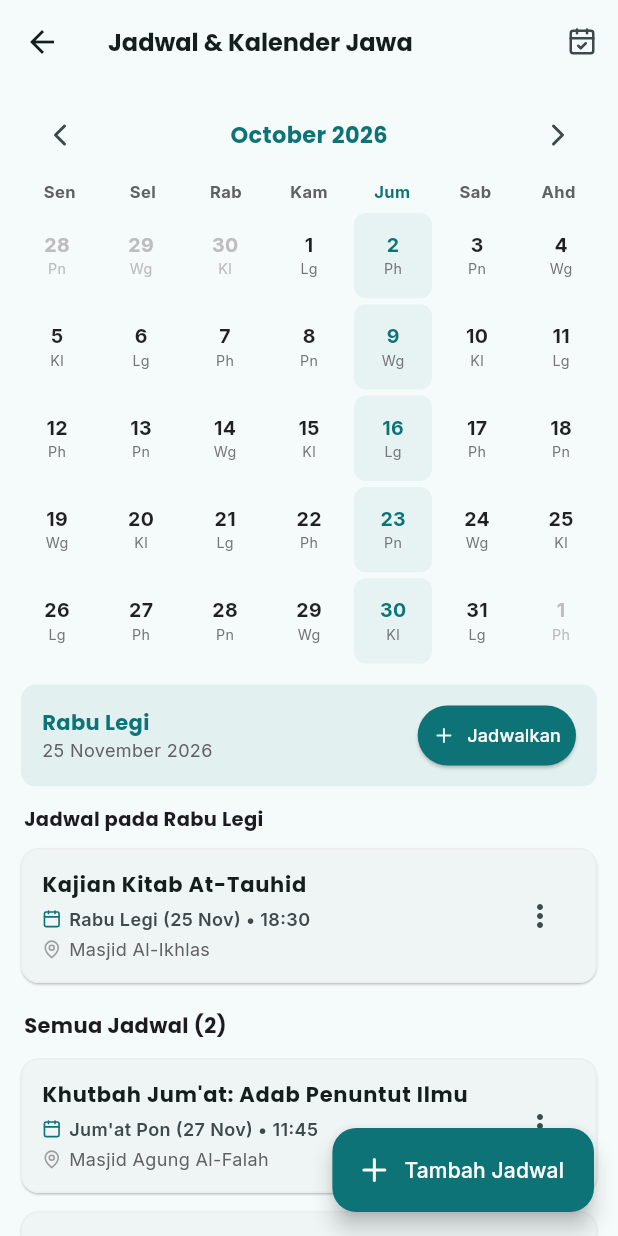
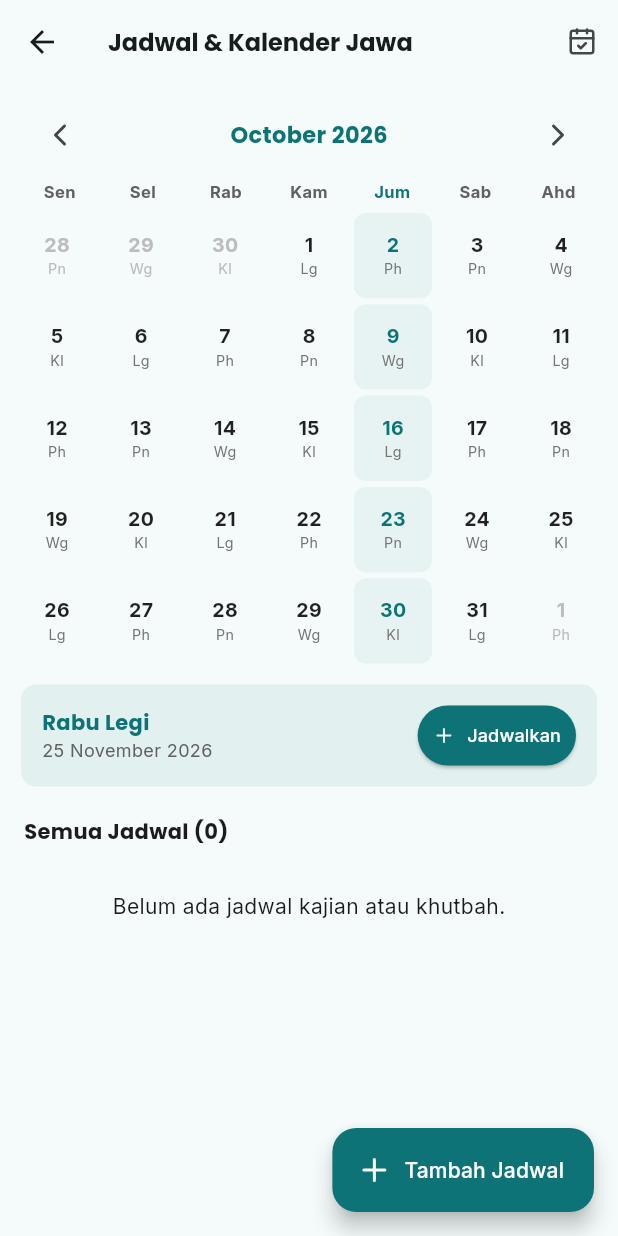
Before and after one commit to ihsanuha/bekal-dakwah-app, a Flutter app: the DakwahScheduleScreen screen opened directly, after a tap on an icon or button, on a phone screen of 412 x 824 dp. Run offline on Flutter 3.47's test engine with Material 3 defaults, Android fonts, the phone set to English and light mode, and no system bars; our stand-ins replace file_picker, flutter_local_notifications, geolocator, google_fonts, lucide_icons, open_filex and 3 more; missing offline and left inert: pdfx; accounts and stored records are empty; network calls fail; statements that could not run were skipped.

Commit message:
fix: clear stuck schedules & add Clear All, fix hdith scroll, add Takw.in & improve Faidah.app WebView

```diff
--- a/lib/screens/dakwah_schedule_screen.dart
+++ b/lib/screens/dakwah_schedule_screen.dart
@@ -97,6 +97,19 @@ class _DakwahScheduleScreenState extends State<DakwahScheduleScreen> {
 
   Future<void> _loadSchedules() async {
     final prefs = await SharedPreferences.getInstance();
+    final cleanedOnce = prefs.getBool('schedules_cleared_v1') ?? false;
+    if (!cleanedOnce) {
+      await prefs.setString('saved_dakwah_schedules', jsonEncode([]));
+      await prefs.setBool('schedules_cleared_v1', true);
+      if (mounted) {
+        setState(() {
+          _schedules = [];
+          _isLoading = false;
+        });
+      }
+      return;
+    }
+
     final raw = prefs.getString('saved_dakwah_schedules');
     if (raw != null) {
       final List decoded = jsonDecode(raw);
@@ -105,42 +118,10 @@ class _DakwahScheduleScreenState extends State<DakwahScheduleScreen> {
         _isLoading = false;
       });
     } else {
-      // Seed awal dengan tanggal Jum'at terdekat
-      final now = DateTime.now();
-      int daysToFriday = (DateTime.friday - now.weekday + 7) % 7;
-      if (daysToFriday == 0) daysToFriday = 7;
-      final nextFriday = DateTime(now.year, now.month, now.day + daysToFriday);
-
-      _schedules = [
-        {
-          'id': '1001',
-          'title': 'Khutbah Jum\'at: Adab Penuntut Ilmu',
-          'location': 'Masjid Agung Al-Falah',
-          'date': _dateKey(nextFriday),
-          'clock': '11:45',
-          'time': '${getDayAndPasaran(nextFriday)}, 11:45 WIB',
-          'status': 'Khutbah Jum\'at',
-          'notifyEnabled': false,
-          'notifyDaysBefore': 1,
-          'notifyHour': 7,
-          'notifyMinute': 0,
-        },
-        {
-          'id': '1002',
-          'title': 'Kajian Kitab At-Tauhid',
-          'location': 'Masjid Al-Ikhlas',
-          'date': _dateKey(DateTime(now.year, now.month, now.day)),
-          'clock': '18:30',
-          'time': 'Ahad, Ba\'da Maghrib',
-          'status': 'Rutin Mingguan',
-          'notifyEnabled': false,
-          'notifyDaysBefore': 1,
-          'notifyHour': 7,
-          'notifyMinute': 0,
-        },
-      ];
-      _saveSchedules();
-      setState(() => _isLoading = false);
+      setState(() {
+        _schedules = [];
+        _isLoading = false;
+      });
     }
   }
 
@@ -380,9 +361,38 @@ class _DakwahScheduleScreenState extends State<DakwahScheduleScreen> {
   }
 
   Future<void> _deleteSchedule(int index) async {
+    if (index < 0 || index >= _schedules.length) return;
     final item = _schedules[index];
-    await NotificationService.cancelReminder(_notifIdFor(item['id'].toString()));
     setState(() => _schedules.removeAt(index));
+    await _saveSchedules();
+    try {
+      await NotificationService.cancelReminder(_notifIdFor(item['id'].toString()));
+    } catch (_) {}
+  }
+
+  Future<void> _clearAllSchedules() async {
+    final ok = await showDialog<bool>(
+      context: context,
+      builder: (ctx) => AlertDialog(
+        title: const Text('Bersihkan Semua Jadwal?'),
+        content: const Text('Semua jadwal kajian dan khutbah akan dihapus.'),
+        actions: [
+          TextButton(onPressed: () => Navigator.pop(ctx, false), child: const Text('Batal')),
+          ElevatedButton(
+            style: ElevatedButton.styleFrom(backgroundColor: Colors.red, foregroundColor: Colors.white),
+            onPressed: () => Navigator.pop(ctx, true),
+            child: const Text('Hapus Semua'),
+          ),
+        ],
+      ),
+    );
+    if (ok != true) return;
+    for (final item in _schedules) {
+      try {
+        await NotificationService.cancelReminder(_notifIdFor(item['id'].toString()));
+      } catch (_) {}
+    }
+    setState(() => _schedules.clear());
     await _saveSchedules();
   }
 
@@ -413,6 +423,12 @@ class _DakwahScheduleScreenState extends State<DakwahScheduleScreen> {
       appBar: AppBar(
         title: Text('Jadwal & Kalender Jawa', style: GoogleFonts.poppins(fontSize: 16, fontWeight: FontWeight.bold)),
         actions: [
+          if (_schedules.isNotEmpty)
+            IconButton(
+              icon: const Icon(LucideIcons.trash2, size: 19, color: Colors.red),
+              tooltip: 'Bersihkan Semua Jadwal',
+              onPressed: _clearAllSchedules,
+            ),
           IconButton(
             icon: const Icon(LucideIcons.calendarCheck, size: 20),
             tooltip: 'Hari Ini',
--- a/lib/screens/hadith_webview_screen.dart
+++ b/lib/screens/hadith_webview_screen.dart
@@ -42,9 +42,6 @@ class _HadithWebViewScreenState extends State<HadithWebViewScreen> {
                 if (vp) {
                   vp.setAttribute('content', 'width=device-width, initial-scale=1.0, maximum-scale=5.0, user-scalable=yes');
                 }
-                var style = document.createElement('style');
-                style.innerHTML = 'html, body { max-width: 100vw !important; overflow-x: auto !important; overflow-y: auto !important; }';
-                document.head.appendChild(style);
               })();
             ''');
           },
```
Also changed, not shown: lib/screens/portal_hub_screen.dart (+15 -1 lines).
